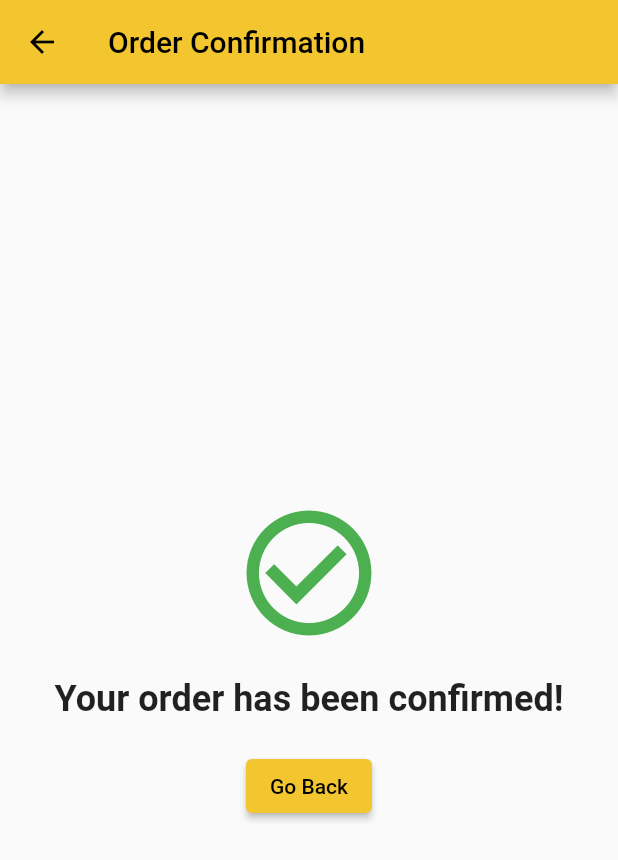
After one commit to IvanaGeorgievaa/foodly, a Flutter app: the OrderConfirmationPage screen opened directly, on a phone screen of 412 x 824 dp. The commit adds this screen. Shown: the top 860 px of the screen. Run offline on Flutter 3.47's test engine with Material 2 defaults, Android fonts, the phone set to English and light mode, and no system bars; our stand-ins replace camera, cloud_firestore, firebase_auth, firebase_core, get, get_it and 2 more; accounts and stored records are empty; network calls fail.

Commit message:
Added Order confirmation page

```diff
--- /dev/null
+++ b/lib/pages/order_confirmation_page.dart
@@ -0,0 +1,56 @@
+import 'package:flutter/material.dart';
+import 'package:foodly_app/pages/home_page.dart';
+
+import '../controllers/product_controller.dart';
+
+class OrderConfirmationPage extends StatelessWidget {
+  ProducsController producsController = ProducsController.instance;
+  OrderConfirmationPage({super.key});
+
+  @override
+  Widget build(BuildContext context) {
+    return Scaffold(
+      appBar: AppBar(
+        backgroundColor: const Color.fromARGB(255, 243, 197, 47),
+        title: const Text("Order Confirmation"),
+      ),
+      body: Center(
+        child: Column(
+          mainAxisAlignment: MainAxisAlignment.center,
+          children: [
+            const Icon(
+              Icons.check_circle_outline,
+              color: Colors.green,
+              size: 100,
+            ),
+            const SizedBox(height: 20),
+            const Text(
+              "Your order has been confirmed!",
+              style: TextStyle(
+                fontSize: 24,
+                fontWeight: FontWeight.bold,
+              ),
+            ),
+            const SizedBox(height: 20),
+            ElevatedButton(
+              style: ElevatedButton.styleFrom(
+                  backgroundColor: const Color.fromARGB(255, 243, 197, 47)),
+              onPressed: () {
+                Navigator.push(
+                    context,
+                    MaterialPageRoute(
+                        builder: (context) =>
+                            HomePage(main_list: producsController.products)));
+              },
+              child: const Text(
+                "Go Back",
+                style: TextStyle(
+                    backgroundColor: Color.fromARGB(255, 243, 197, 47)),
+              ),
+            ),
+          ],
+        ),
+      ),
+    );
+  }
+}
```
Also changed, not shown: lib/controllers/cart_controller.dart (+13 -4 lines), lib/widgets/shopping_cart.dart (+12 -3 lines).
